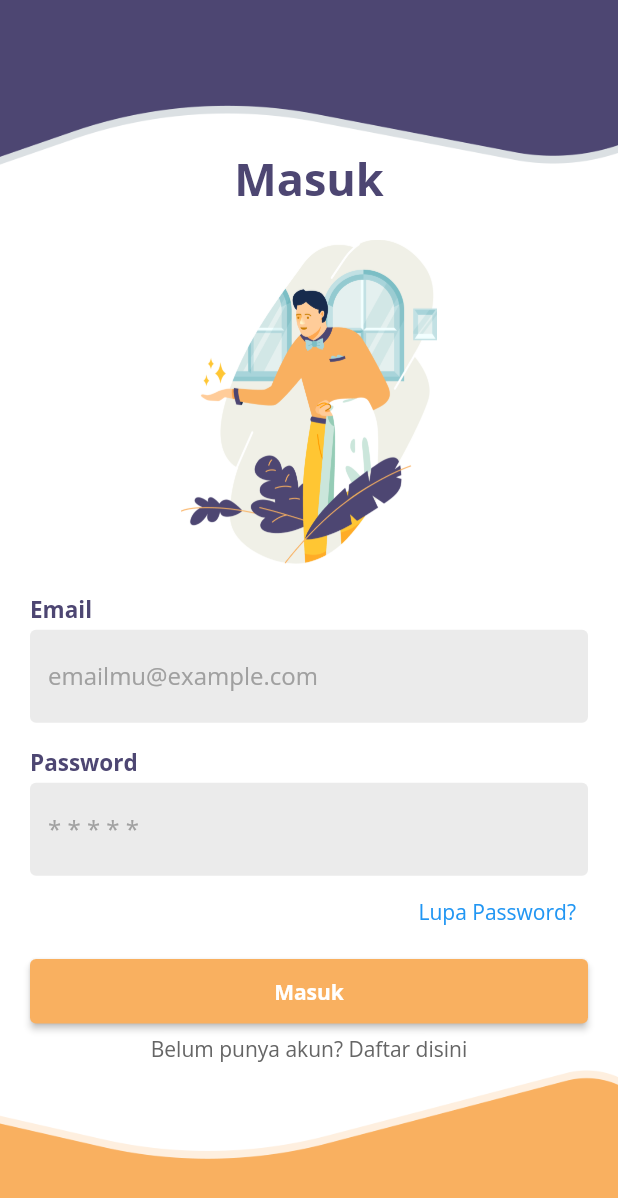
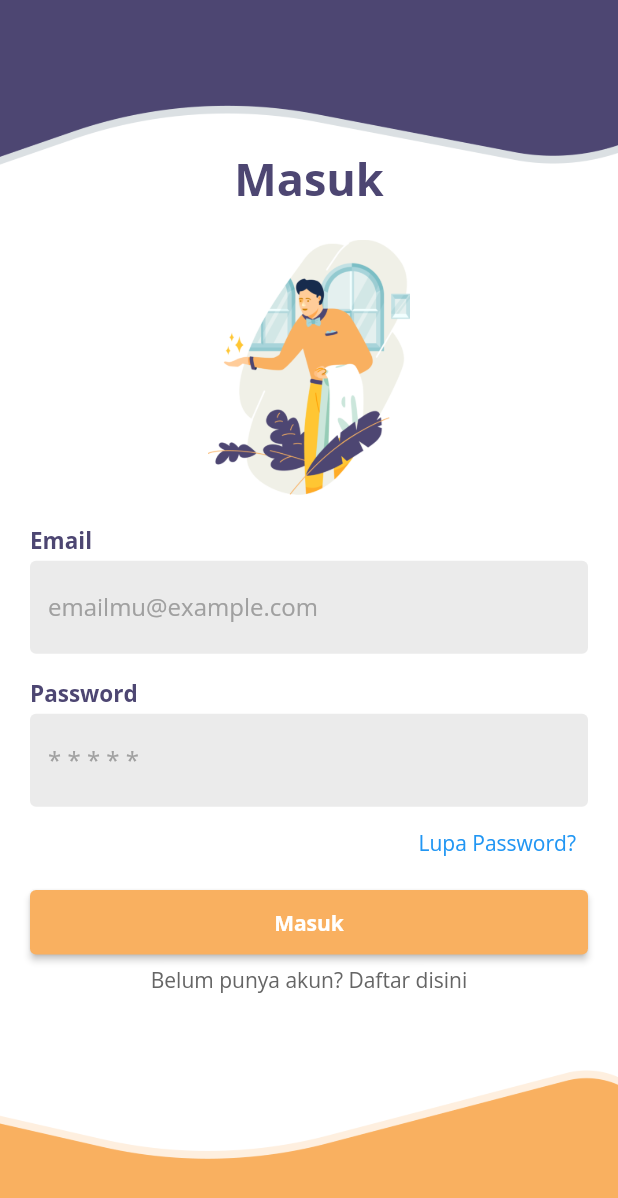
Before and after one commit to tashagrc/infarm, a Flutter app: the screen it shows after launch, on a phone screen of 412 x 824 dp. Shown: the top 1198 px of the screen. Run offline on Flutter 3.47's test engine with Material 2 defaults, Android fonts, the phone set to English and light mode, and no system bars; our stand-ins replace get, velocity_x.

Commit message:
update img size

```diff
--- a/lib/pages/authentication_page/login_page.dart
+++ b/lib/pages/authentication_page/login_page.dart
@@ -19,7 +19,7 @@ class LoginPage extends StatelessWidget {
                   (context.screenHeight * 0.12).heightBox,
                   "Masuk".text.fontFamily(bold).color(appBlue).size(30).make(),
                   20.heightBox,
-                  Image.asset(loginArt).box.size(171, 216).make(),
+                  Image.asset(loginArt).box.size(171, 170).make(),
 
                   Column(
                     children: [
```
